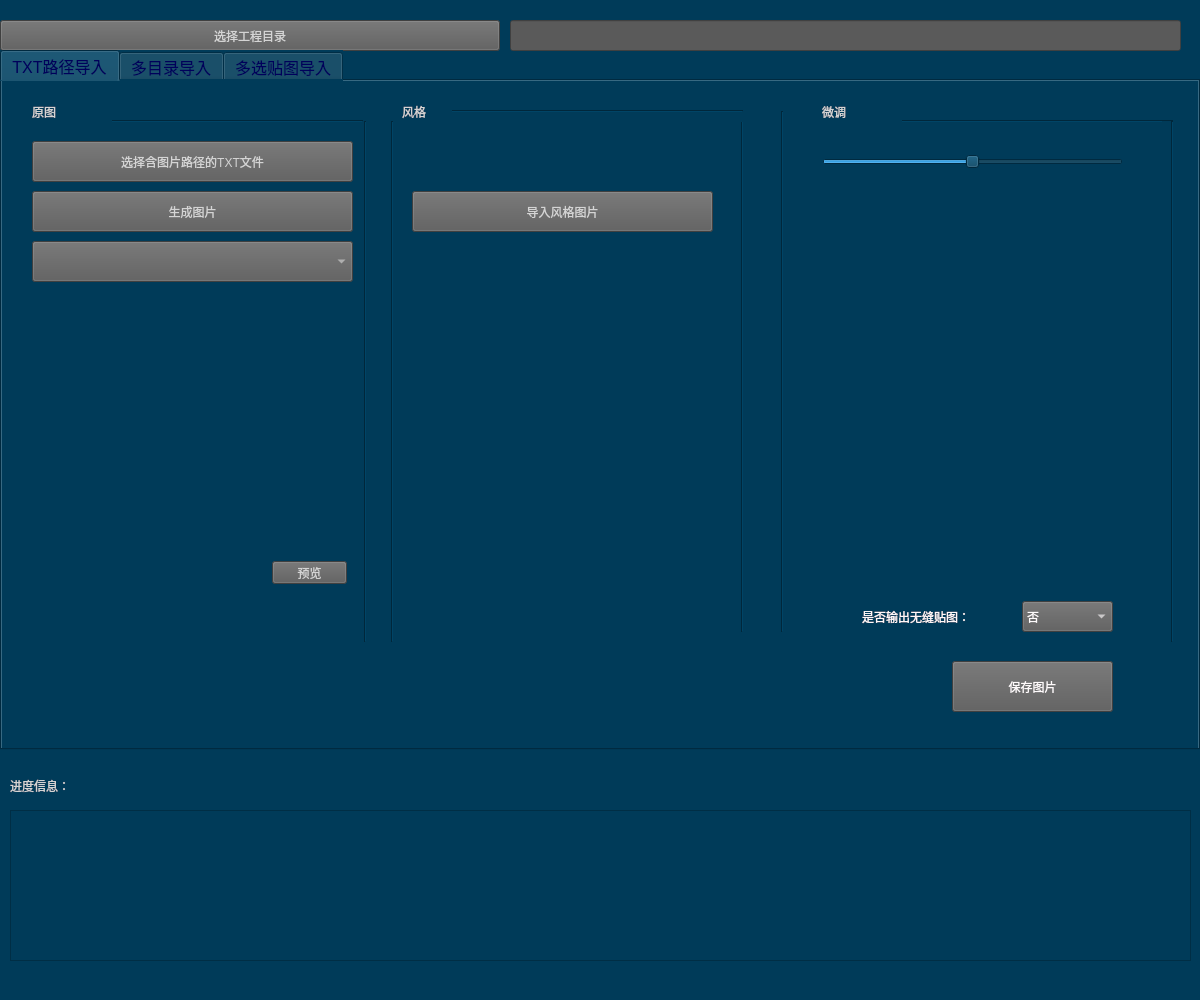
The window that Ui_test519.ui (ssh198811/style_swaper) describes before a commit, drawn with Qt 5.
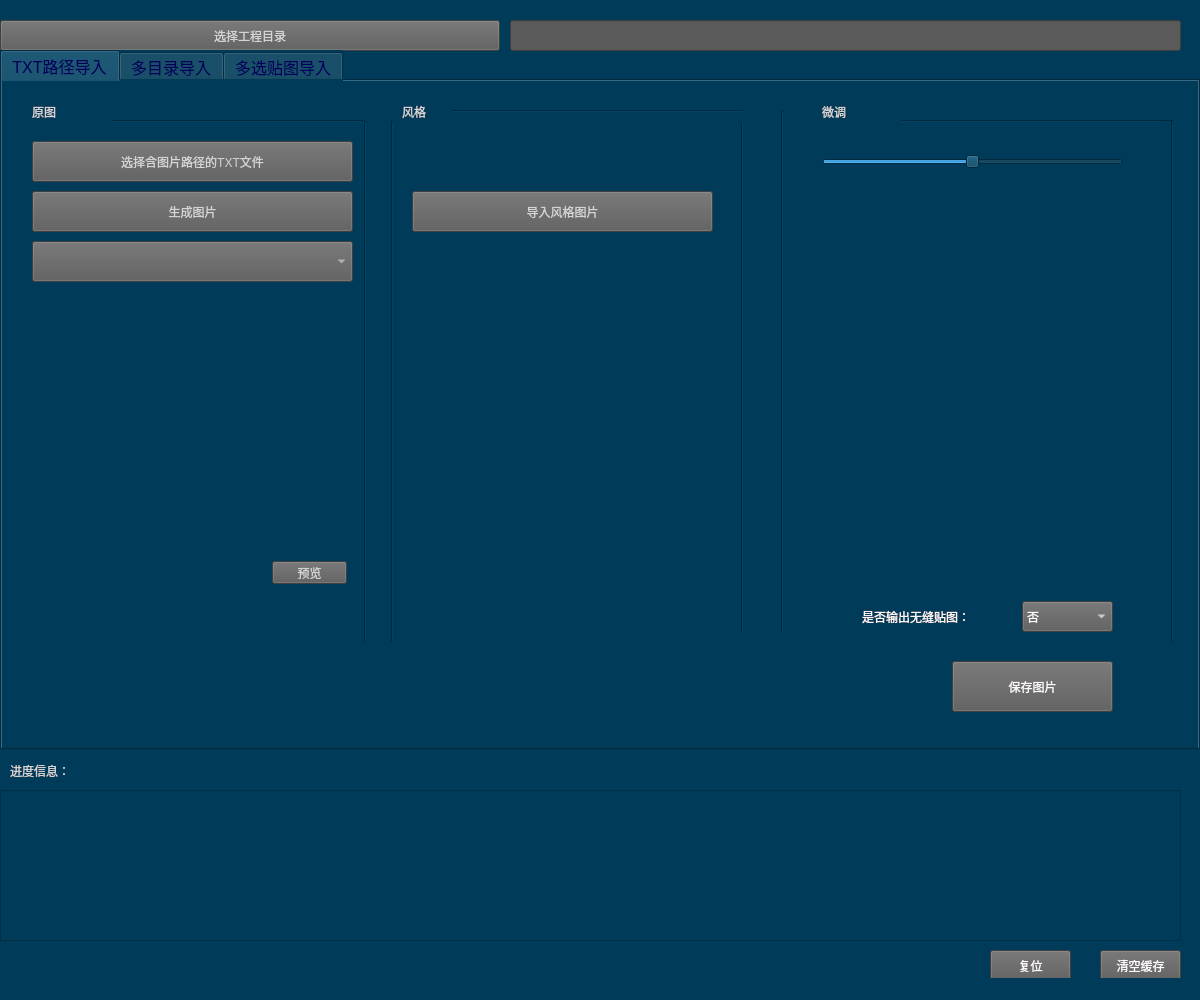
The same window after the commit. The open tabs and pages were chosen to show the change.

Commit message: 提交清空数据功能

What changed in the file:
```diff
--- a/Ui_test519.ui
+++ b/Ui_test519.ui
@@ -1403,8 +1403,8 @@
    <widget class="QTextBrowser" name="progress_Info">
     <property name="geometry">
      <rect>
-      <x>10</x>
-      <y>810</y>
+      <x>0</x>
+      <y>790</y>
       <width>1181</width>
       <height>151</height>
      </rect>
@@ -1417,9 +1417,9 @@
     <property name="geometry">
      <rect>
       <x>10</x>
-      <y>770</y>
-      <width>131</width>
-      <height>31</height>
+      <y>760</y>
+      <width>121</width>
+      <height>21</height>
      </rect>
     </property>
     <property name="styleSheet">
@@ -1429,6 +1429,59 @@
      <string>进度信息：</string>
     </property>
    </widget>
+   <widget class="QPushButton" name="reset_button">
+    <property name="geometry">
+     <rect>
+      <x>990</x>
+      <y>950</y>
+      <width>81</width>
+      <height>31</height>
+     </rect>
+    </property>
+    <property name="toolTip">
+     <string>&lt;html&gt;&lt;head/&gt;&lt;body&gt;&lt;p align=&quot;justify&quot;&gt;&lt;span style=&quot; font-family:'宋体'; color:#242424;&quot;&gt;1. 对页面初始化，保留工作目录。&lt;/span&gt;&lt;/p&gt;&lt;p align=&quot;justify&quot;&gt;&lt;span style=&quot; font-family:'宋体'; color:#242424;&quot;&gt;2. 删除保存过程中生成的lerp_output，&lt;/span&gt;&lt;span style=&quot; font-family:'Calibri'; color:#242424;&quot;&gt;temp&lt;/span&gt;&lt;span style=&quot; font-family:'宋体'; color:#242424;&quot;&gt;和&lt;/span&gt;&lt;span style=&quot; font-family:'Calibri'; color:#242424;&quot;&gt;seamless_output&lt;/span&gt;&lt;span style=&quot; font-family:'宋体'; color:#242424;&quot;&gt;文件&lt;/span&gt;&lt;/p&gt;&lt;/body&gt;&lt;/html&gt;</string>
+    </property>
+    <property name="toolTipDuration">
+     <number>-1</number>
+    </property>
+    <property name="statusTip">
+     <string/>
+    </property>
+    <property name="styleSheet">
+     <string notr="true">background-color: rgb(90, 90, 90);
+color: rgb(255, 251, 252);
+</string>
+    </property>
+    <property name="text">
+     <string>复位</string>
+    </property>
+   </widget>
+   <widget class="QPushButton" name="delete_files_button">
+    <property name="geometry">
+     <rect>
+      <x>1100</x>
+      <y>950</y>
+      <width>81</width>
+      <height>31</height>
+     </rect>
+    </property>
+    <property name="toolTip">
+     <string>&lt;html&gt;&lt;head/&gt;&lt;body&gt;&lt;p align=&quot;justify&quot;&gt;&lt;span style=&quot; font-family:'宋体'; color:#1e1e1e;&quot;&gt;1. 删除 style_output 文件&lt;/span&gt;&lt;/p&gt;&lt;p align=&quot;justify&quot;&gt;&lt;span style=&quot; font-family:'宋体'; color:#1e1e1e;&quot;&gt;2. 删除由DDS贴图转化的&lt;/span&gt;&lt;span style=&quot; font-family:'Calibri'; color:#1e1e1e;&quot;&gt;JPG&lt;/span&gt;&lt;span style=&quot; font-family:'宋体'; color:#1e1e1e;&quot;&gt;，&lt;/span&gt;&lt;span style=&quot; font-family:'Calibri'; color:#1e1e1e;&quot;&gt;TGA&lt;/span&gt;&lt;span style=&quot; font-family:'宋体'; color:#1e1e1e;&quot;&gt;图片&lt;/span&gt;&lt;/p&gt;&lt;p align=&quot;justify&quot;&gt;&lt;span style=&quot; font-family:'宋体'; color:#1e1e1e;&quot;&gt;3. 删除经Exapnd操作产生的图片&lt;/span&gt;&lt;/p&gt;&lt;p align=&quot;justify&quot;&gt;&lt;span style=&quot; font-family:'Calibri'; color:#1e1e1e;&quot;/&gt;&lt;/p&gt;&lt;/body&gt;&lt;/html&gt;</string>
+    </property>
+    <property name="toolTipDuration">
+     <number>-1</number>
+    </property>
+    <property name="statusTip">
+     <string comment="1"/>
+    </property>
+    <property name="styleSheet">
+     <string notr="true">background-color: rgb(90, 90, 90);
+color: rgb(255, 251, 252);</string>
+    </property>
+    <property name="text">
+     <string>清空缓存</string>
+    </property>
+   </widget>
    <zorder>make_project_dir_button</zorder>
    <zorder>SpecPic</zorder>
    <zorder>project_base_dir</zorder>
```
Left out of the diff: 16 changed lines with no effect on the pictures. The commit also changes 4 other files.
